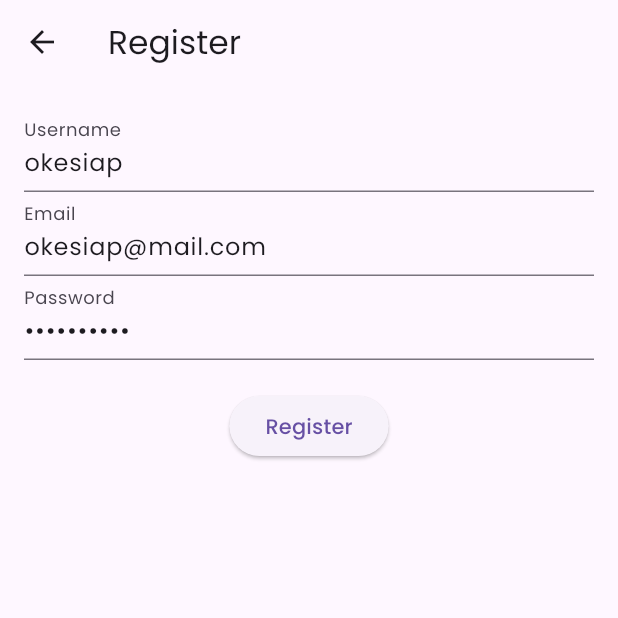
After one commit to yahyapoernama/Ein-Ecommerce, a Flutter app: the RegisterScreen screen opened by its route, on a phone screen of 412 x 824 dp, the top half of it. The commit adds this screen. Run offline on Flutter 3.47's test engine with Material 3 defaults, Android fonts, the phone set to English and light mode, and no system bars; our stand-ins replace dio, equatable, flutter_bloc, hive_flutter, toastification; accounts and stored records are empty.

Commit message:
feat: Add Auth (Login and Register)

```diff
--- /dev/null
+++ b/lib/blocs/auth_bloc/register_bloc/register_bloc.dart
@@ -0,0 +1,41 @@
+import 'package:flutter_bloc/flutter_bloc.dart';
+import 'package:equatable/equatable.dart';
+import '../../../data/repositories/auth_repository.dart';
+import '../../../data/models/user_model.dart';
+
+part 'register_event.dart';
+part 'register_state.dart';
+
+class RegisterBloc extends Bloc<RegisterEvent, RegisterState> {
+  final AuthRepository authRepository;
+
+  RegisterBloc({required this.authRepository}) : super(RegisterInitial()) {
+    on<RegisterButtonPressed>(_onRegisterButtonPressed);
+  }
+
+  Future<void> _onRegisterButtonPressed(
+    RegisterButtonPressed event,
+    Emitter<RegisterState> emit,
+  ) async {
+    emit(RegisterLoading());
+    try {
+      await authRepository.register(
+        UserModel(
+          username: event.username,
+          email: event.email,
+          password: event.password,
+        ),
+      );
+      emit(RegisterSuccess());
+    } catch (e) {
+      // Check if the error is a Map and contains 'errors' key
+      if (e is List) {
+        final errorMessages = e.map((error) => error['msg'] as String).toList();
+        emit(RegisterFailure(errors: errorMessages));
+      } else {
+        // Jika error bukan List, kirim pesan error default
+        emit(RegisterFailure(errors: [e.toString()]));
+      }
+    }
+  }
+}
--- /dev/null
+++ b/lib/blocs/auth_bloc/register_bloc/register_event.dart
@@ -0,0 +1,23 @@
+part of 'register_bloc.dart';
+
+abstract class RegisterEvent extends Equatable {
+  const RegisterEvent();
+
+  @override
+  List<Object> get props => [];
+}
+
+class RegisterButtonPressed extends RegisterEvent {
+  final String username;
+  final String email;
+  final String password;
+
+  const RegisterButtonPressed({
+    required this.username,
+    required this.email,
+    required this.password,
+  });
+
+  @override
+  List<Object> get props => [username, email, password];
+}
--- /dev/null
+++ b/lib/blocs/auth_bloc/register_bloc/register_state.dart
@@ -0,0 +1,23 @@
+part of 'register_bloc.dart';
+
+abstract class RegisterState extends Equatable {
+  const RegisterState();
+
+  @override
+  List<Object> get props => [];
+}
+
+class RegisterInitial extends RegisterState {}
+
+class RegisterLoading extends RegisterState {}
+
+class RegisterSuccess extends RegisterState {}
+
+class RegisterFailure extends RegisterState {
+  final List<String> errors; // Simpan List of Strings
+
+  const RegisterFailure({this.errors = const []}); // Inisialisasi dengan list kosong
+
+  @override
+  List<Object> get props => [errors];
+}
--- /dev/null
+++ b/lib/data/models/user_model.dart
@@ -0,0 +1,35 @@
+class UserModel {
+  final int? id; // Bisa null karena tidak ada saat register
+  final String username;
+  final String email;
+  final String password;
+  final DateTime? createdAt; // Bisa null karena tidak ada saat register
+
+  UserModel({
+    this.id,
+    required this.username,
+    required this.email,
+    required this.password,
+    this.createdAt,
+  });
+
+  // Untuk mengirim data register ke API
+  Map<String, dynamic> toJson() {
+    return {
+      'username': username,
+      'email': email,
+      'password': password,
+    };
+  }
+
+  // Untuk menerima data user dari API
+  factory UserModel.fromJson(Map<String, dynamic> json) {
+    return UserModel(
+      id: json['id'],
+      username: json['username'],
+      email: json['email'],
+      password: json['password'],
+      createdAt: json['createdAt'] != null ? DateTime.parse(json['createdAt']) : null,
+    );
+  }
+}
--- /dev/null
+++ b/lib/data/repositories/auth_repository.dart
@@ -0,0 +1,15 @@
+import '../../services/api_service.dart';
+import '../models/user_model.dart';
+
+class AuthRepository {
+  final ApiService _apiService = ApiService();
+
+  Future<void> register(UserModel userModel) async {
+    try {
+      await _apiService.register(userModel);
+    } catch (e) {
+      print(e);
+      rethrow;
+    }
+  }
+}
--- a/lib/main.dart
+++ b/lib/main.dart
@@ -1,3 +1,5 @@
+import 'package:ein_ecommerce/screens/auth/login_screen.dart';
+import 'package:ein_ecommerce/screens/auth/register_screen.dart';
 import 'package:ein_ecommerce/screens/home_screen.dart';
 import 'package:ein_ecommerce/screens/onboarding_screen.dart';
 import 'package:flutter/material.dart';
@@ -28,7 +30,15 @@ class MyApp extends StatelessWidget {
         primarySwatch: Colors.orange,
         fontFamily: 'Poppins',
       ),
-      home: isFirstLaunch ? const OnboardingScreen() : const HomeScreen(),
+      // home: isFirstLaunch ? const OnboardingScreen() : RegisterScreen(),
+      initialRoute: isFirstLaunch ? '/onboarding' : '/register',
+      routes: {
+        '/onboarding': (context) => const OnboardingScreen(),
+        '/login': (context) => const LoginScreen(),
+        '/register': (context) => RegisterScreen(),
+        '/home': (context) => const HomeScreen(),
+        // Tambahkan route lain di sini
+      },
     );
   }
 }
--- /dev/null
+++ b/lib/screens/auth/register_screen.dart
@@ -0,0 +1,154 @@
+import 'package:flutter/material.dart';
+import 'package:flutter_bloc/flutter_bloc.dart';
+import 'package:toastification/toastification.dart';
+import '../../blocs/auth_bloc/register_bloc/register_bloc.dart';
+import '../../data/repositories/auth_repository.dart';
+
+class RegisterScreen extends StatelessWidget {
+  final _formKey = GlobalKey<FormState>();
+  final _usernameController = TextEditingController(text: 'okesiap');
+  final _emailController = TextEditingController(text: 'okesiap@mail.com');
+  final _passwordController = TextEditingController(text: 'okesiap123');
+
+  RegisterScreen({super.key});
+
+  @override
+  Widget build(BuildContext context) {
+    return Scaffold(
+      appBar: AppBar(
+        title: const Text('Register'),
+      ),
+      body: BlocProvider(
+        create: (context) => RegisterBloc(
+          authRepository: AuthRepository(),
+        ),
+        child: BlocListener<RegisterBloc, RegisterState>(
+          listener: (context, state) {
+            if (state is RegisterSuccess) {
+              toastification.dismissAll();
+              toastification.show(
+                context: context,
+                type: ToastificationType.success,
+                style: ToastificationStyle.flat,
+                title: const Text('Success'),
+                primaryColor: Colors.white,
+                backgroundColor: Colors.green,
+                foregroundColor: Colors.white,
+                progressBarTheme: ProgressIndicatorThemeData(
+                  color: Colors.orange[600],
+                ),
+                alignment: Alignment.bottomCenter,
+                description: const Text('Registration successful!'),
+                autoCloseDuration: const Duration(seconds: 5),
+              );
+              Navigator.pushReplacementNamed(context, '/home'); // Navigasi ke halaman login
+            }
+            if (state is RegisterFailure) {
+              toastification.dismissAll();
+              toastification.show(
+                context: context,
+                type: ToastificationType.error,
+                style: ToastificationStyle.flat,
+                title: const Text('Error'),
+                primaryColor: Colors.white,
+                backgroundColor: Colors.red,
+                foregroundColor: Colors.white,
+                progressBarTheme: ProgressIndicatorThemeData(
+                  color: Colors.orange[600],
+                ),
+                alignment: Alignment.bottomCenter,
+                autoCloseDuration: const Duration(seconds: 5),
+                description: Column(
+                  crossAxisAlignment: CrossAxisAlignment.start,
+                  children:
+                      // state.errors.map((error) {
+                      //   return Text(error); // Tambahkan bullet point sebelum setiap pesan error
+                      // }).toList(),
+                      state.errors.length == 1
+                          ? [Text(state.errors[0])] // Tampilkan pesan tanpa bullet point jika hanya satu error
+                          : state.errors.map((error) {
+                              return Row(
+                                crossAxisAlignment: CrossAxisAlignment.start,
+                                children: [
+                                  const Text('•'),
+                                  const SizedBox(width: 8),
+                                  Expanded(
+                                    child: Text(
+                                      error
+                                    ),
+                                  ),
+                                ],
+                              ); // Tambahkan bullet point sebelum setiap pesan error
+                            }).toList(),
+                ),
+              );
+            }
+          },
+          child: Padding(
+            padding: const EdgeInsets.all(16.0),
+            child: Form(
+              key: _formKey,
+              child: Column(
+                children: [
+                  TextFormField(
+                    controller: _usernameController,
+                    decoration: const InputDecoration(labelText: 'Username'),
+                    validator: (value) {
+                      if (value == null || value.isEmpty) {
+                        return 'Username is required';
+                      }
+                      return null;
+                    },
+                  ),
+                  TextFormField(
+                    controller: _emailController,
+                    decoration: const InputDecoration(labelText: 'Email'),
+                    validator: (value) {
+                      if (value == null || value.isEmpty) {
+                        return 'Email is required';
+                      }
+                      return null;
+                    },
+                  ),
+                  TextFormField(
+                    controller: _passwordController,
+                    decoration: const InputDecoration(labelText: 'Password'),
+                    obscureText: true,
+                    validator: (value) {
+                      if (value == null || value.isEmpty) {
+                        return 'Password is required';
+                      }
+                      return null;
+                    },
+                  ),
+                  const SizedBox(height: 20),
+                  BlocBuilder<RegisterBloc, RegisterState>(
+                    builder: (context, state) {
+                      if (state is RegisterLoading) {
+                        return const CircularProgressIndicator();
+                      }
+                      return ElevatedButton(
+                        onPressed: () {
+                          if (_formKey.currentState!.validate()) {
+                            context.read<RegisterBloc>().add(
+                                  RegisterButtonPressed(
+                                    username: _usernameController.text,
+                                    email: _emailController.text,
+                                    password: _passwordController.text,
+                                  ),
+                                );
+                          }
+                        },
+                        child: const Text('Register'),
+                      );
+                    },
+                  ),
+                ],
+              ),
+            ),
+          ),
+        ),
+      ),
+    );
+  }
+}
--- /dev/null
+++ b/lib/services/api_service.dart
@@ -0,0 +1,46 @@
+import 'package:dio/dio.dart';
+import '../data/models/user_model.dart';
+
+class ApiService {
+  final Dio _dio = Dio();
+
+  ApiService() {
+    _dio.options.baseUrl = 'http://192.168.0.17:5000/api/auth'; // Sesuaikan dengan URL API
+    _dio.options.headers = {
+      'Content-Type': 'application/json',
+    };
+    _dio.options.connectTimeout = 10000; // 10 detik
+    _dio.options.receiveTimeout = 30000; // 30 detik
+    _dio.options.sendTimeout = 30000; // 30 detik
+  }
+
+  Future<Response> register(UserModel userModel) async {
+    try {
+      final response = await _dio.post(
+        '/register',
+        data: userModel.toJson(),
+      );
+      return response;
+    } on DioError catch (e) {
+      // print(e.response?.data['statusCode']);
+      if (e.type == DioErrorType.connectTimeout ||
+          e.type == DioErrorType.sendTimeout ||
+          e.type == DioErrorType.receiveTimeout) {
+        throw 'Connection timed out. Please try again.';
+      } else if (e.response != null) {
+        if (e.response?.data['message'] != null) {
+          throw e.response?.data['message'];
+        } else if (e.response?.data['errors'] != null) {
+          throw e.response?.data['errors'];
+        } else {
+          throw 'Failed to register. Please try again.';
+        }
+      } else {
+        throw 'Failed to register. Please try again.';
+      }
+      // print(e.response?.data['errors']);
+      // throw e.response?.data['errors'] ?? 'Failed to register';
+      // throw e.response?.data['message'] ?? 'Failed to register';
+    }
+  }
+}
```
Also changed, not shown: lib/blocs/menu_bloc/menu_bloc.dart (added, +13 -0 lines), lib/blocs/menu_bloc/menu_event.dart (added, +8 -0 lines), lib/blocs/menu_bloc/menu_state.dart (added, +10 -0 lines), lib/screens/auth/login_screen.dart (added, +48 -0 lines).
